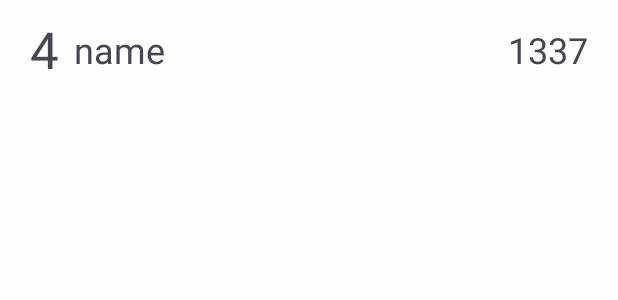
After one commit to cdkontos/history_quiz, an Android app: the layout player_card_layout.xml on its own in the app's theme, with its tools: preview values and no code run, on a phone screen of 412 x 824 dp. The commit adds this screen. Shown: the top 300 px of the screen. Run offline under Robolectric (Android 15) with nearby library versions, the phone set to English and light mode, and no system bars.

Commit message:
leaderboard fix

```diff
--- a/app/src/main/java/com/example/history_quiz/LeaderboardActivity.java
+++ b/app/src/main/java/com/example/history_quiz/LeaderboardActivity.java
@@ -1,13 +1,12 @@
 package com.example.history_quiz;
 
+import android.os.Bundle;
+import android.widget.LinearLayout;
+import android.widget.TextView;
+
 import androidx.appcompat.app.AppCompatActivity;
+import androidx.constraintlayout.widget.ConstraintLayout;
 
-import android.os.Bundle;
-import android.database.sqlite.SQLiteDatabase;
-import android.widget.TextView;
-import android.widget.ScrollView;
-import androidx.cardview.widget.CardView;
-import android.widget.ImageView;
 import java.util.List;
 public class LeaderboardActivity extends AppCompatActivity {
 
@@ -21,9 +20,7 @@ public class LeaderboardActivity extends AppCompatActivity {
         TextView pointsSecond = findViewById(R.id.points_second);
         TextView nameThird = findViewById(R.id.name_third);
         TextView pointsThird = findViewById(R.id.points_third);
-        ScrollView scrollBoard = findViewById(R.id.scrollBoard);
-       MyDBHandler dbHelper = new MyDBHandler(this);
-        SQLiteDatabase db = dbHelper.getReadableDatabase();
+        MyDBHandler dbHelper = new MyDBHandler(this);
         List<Player> leaderboard = dbHelper.getLeaderboard();
 
         // Check if there are any players in the leaderboard
@@ -50,11 +47,13 @@ public class LeaderboardActivity extends AppCompatActivity {
             pointsThird.setText(String.valueOf(thirdPlayer.getTotalPoints()));
         }
 
+        LinearLayout container = findViewById(R.id.container);
+        container.removeAllViews();
         // Create views for the remaining players
         for (int i = 3; i < leaderboard.size(); i++) {
             Player player = leaderboard.get(i);
             // Inflate the layout for each player
-            CardView playerCard = (CardView) getLayoutInflater().inflate(R.layout.activity_leaderboard, null);
+            ConstraintLayout playerCard = (ConstraintLayout) getLayoutInflater().inflate(R.layout.player_card_layout, null);
             TextView leaderPos = playerCard.findViewById(R.id.leader_pos);
             TextView leaderName = playerCard.findViewById(R.id.leader_name);
             TextView playerPoints = playerCard.findViewById(R.id.points);
@@ -64,8 +63,8 @@ public class LeaderboardActivity extends AppCompatActivity {
             playerPoints.setText(String.valueOf(player.getTotalPoints()));
 
             // Add the player card to the scrollable leaderboard view
-            scrollBoard.addView(playerCard);
+            container.addView(playerCard);
         }
 
-        }
+    }
 }
--- a/app/src/main/res/layout/activity_leaderboard.xml
+++ b/app/src/main/res/layout/activity_leaderboard.xml
@@ -172,6 +172,7 @@
         app:layout_constraintTop_toBottomOf="@+id/cardBest">
 
         <LinearLayout
+            android:id="@+id/container"
             android:layout_width="match_parent"
             android:layout_height="wrap_content"
             android:orientation="vertical"
--- /dev/null
+++ b/app/src/main/res/layout/player_card_layout.xml
@@ -0,0 +1,43 @@
+<?xml version="1.0" encoding="utf-8"?>
+<androidx.constraintlayout.widget.ConstraintLayout xmlns:android="http://schemas.android.com/apk/res/android"
+    xmlns:app="http://schemas.android.com/apk/res-auto"
+    android:layout_width="match_parent"
+    android:layout_height="wrap_content"
+    android:padding="10dp">
+
+    <TextView
+        android:id="@+id/leader_pos"
+        android:layout_width="wrap_content"
+        android:layout_height="wrap_content"
+        android:layout_marginStart="10dp"
+        android:text="4"
+        android:textSize="34sp"
+        app:layout_constraintBottom_toBottomOf="parent"
+        app:layout_constraintStart_toStartOf="parent"
+        app:layout_constraintTop_toTopOf="parent" />
+
+    <TextView
+        android:id="@+id/leader_name"
+        android:layout_width="wrap_content"
+        android:layout_height="wrap_content"
+        android:layout_marginStart="10dp"
+        android:text="name"
+        android:textSize="24sp"
+        app:layout_constraintBottom_toBottomOf="parent"
+        app:layout_constraintStart_toEndOf="@+id/leader_pos"
+        app:layout_constraintTop_toTopOf="parent" />
+
+    <TextView
+        android:id="@+id/points"
+        android:layout_width="wrap_content"
+        android:layout_height="wrap_content"
+        android:layout_marginEnd="10dp"
+        android:layout_weight="1"
+        android:text="1337"
+        android:textAlignment="viewEnd"
+        android:textSize="24sp"
+        app:layout_constraintBottom_toBottomOf="parent"
+        app:layout_constraintEnd_toEndOf="parent"
+        app:layout_constraintTop_toTopOf="parent" />
+
+</androidx.constraintlayout.widget.ConstraintLayout>
```
